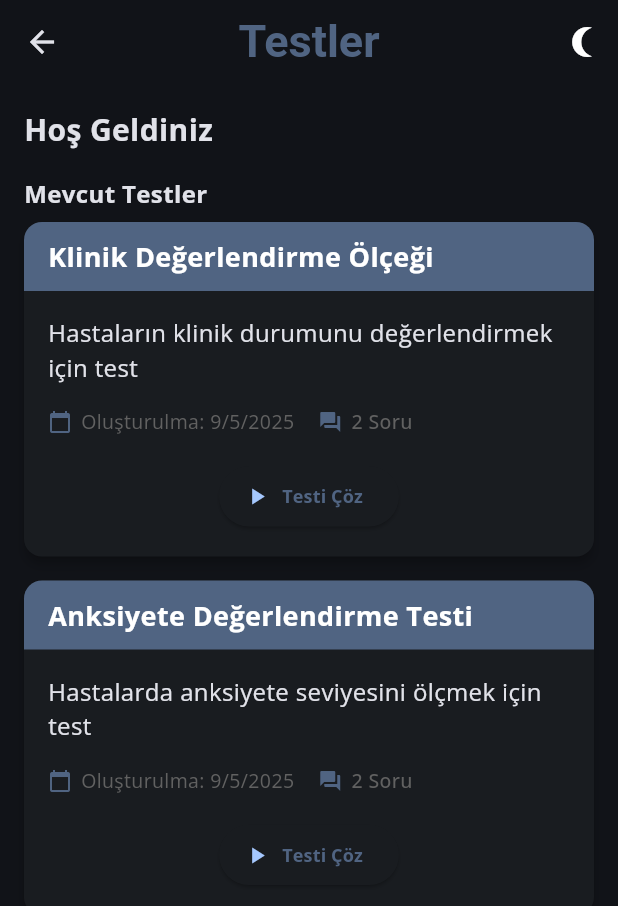
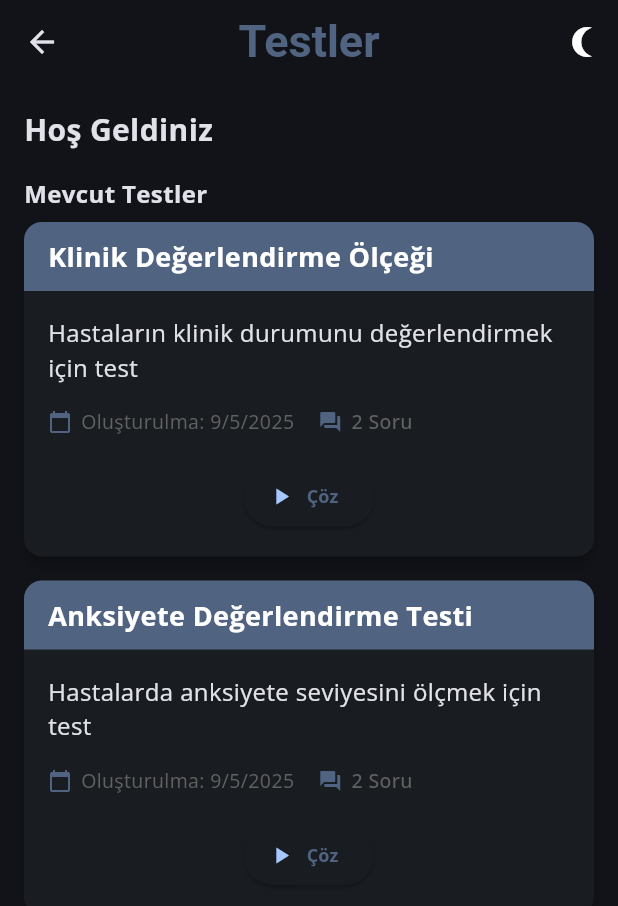
Before and after one commit to ardacagankeser/test-app, a Flutter app: the screen it shows after launch, after a tap on "Giriş yap", on a phone screen of 412 x 824 dp. Shown: the top 906 px of the screen. Run offline on Flutter 3.47's test engine with Material 3 defaults, Android fonts, the phone set to English and light mode, and no system bars; our stand-ins replace google_fonts.

Commit message:
test updating feature added

```diff
--- a/lib/models/test_question.dart
+++ b/lib/models/test_question.dart
@@ -3,5 +3,17 @@ class TestQuestion {
   List<String> options;
   int? selectedAnswer;
 
-  TestQuestion({required this.question, required this.options, this.selectedAnswer});
+  TestQuestion({
+    required this.question,
+    required this.options,
+    this.selectedAnswer}
+  );
+
+  TestQuestion copy() {
+    return TestQuestion(
+      question: question,
+      options: List.from(options),
+      selectedAnswer: selectedAnswer,
+    );
+  }
 }
--- a/lib/widgets/test_card.dart
+++ b/lib/widgets/test_card.dart
@@ -6,6 +6,7 @@ class TestCard extends StatelessWidget {
   final bool isAdmin;
   final VoidCallback onSolve;
   final VoidCallback? onDelete;
+  final VoidCallback? onUpdate;
 
   const TestCard({
     super.key,
@@ -13,6 +14,7 @@ class TestCard extends StatelessWidget {
     required this.isAdmin,
     required this.onSolve,
     this.onDelete,
+    this.onUpdate,
   });
 
   @override
@@ -70,26 +72,39 @@ class TestCard extends StatelessWidget {
                     ),
                   ],
                 ),
+
                 const SizedBox(height: 16),
+
                 Row(
-                  mainAxisAlignment:
-                      isAdmin ? MainAxisAlignment.spaceBetween : MainAxisAlignment.center,
+                  mainAxisAlignment: MainAxisAlignment.spaceEvenly,
+
                   children: [
                     ElevatedButton.icon(
                       onPressed: onSolve,
                       icon: const Icon(Icons.play_arrow),
-                      label: const Text('Testi Çöz', style: TextStyle(color: Color.fromRGBO(80,100,130,1), fontWeight: FontWeight.bold),),
+                      label: const Text('Çöz', style: TextStyle(color: Color.fromRGBO(80,100,130,1), fontWeight: FontWeight.bold),),
                     ),
+
+                    if (isAdmin && onUpdate != null)
+                      ElevatedButton.icon(
+                        onPressed: onUpdate,
+                        icon: const Icon(Icons.edit, color: Colors.white,),
+                        label: const Text('Düzenle', style: TextStyle(color: Colors.white, fontWeight: FontWeight.bold),),
+                        style: ElevatedButton.styleFrom(
+                          backgroundColor: Colors.blue[800],
+                        ),
+                      ),
 
                     if (isAdmin && onDelete != null)
                       ElevatedButton.icon(
                         onPressed: onDelete,
                         icon: const Icon(Icons.delete, color: Colors.white,),
-                        label: const Text('Testi Sil', style: TextStyle(color: Colors.white, fontWeight: FontWeight.bold),),
+                        label: const Text('Sil', style: TextStyle(color: Colors.white, fontWeight: FontWeight.bold),),
                         style: ElevatedButton.styleFrom(
                           backgroundColor: Colors.red[800],
                         ),
                       ),
+
                   ],
                 ),
               ],
```
Also changed, not shown: lib/screens/create_test_screen.dart (+52 -20 lines), lib/screens/welcome_screen.dart (+21 -0 lines).
